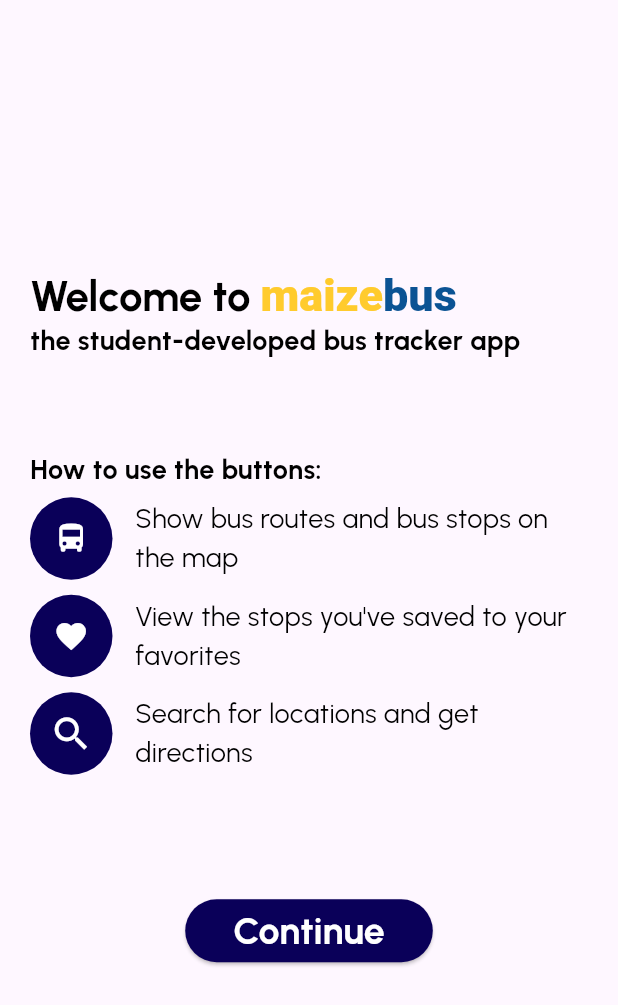
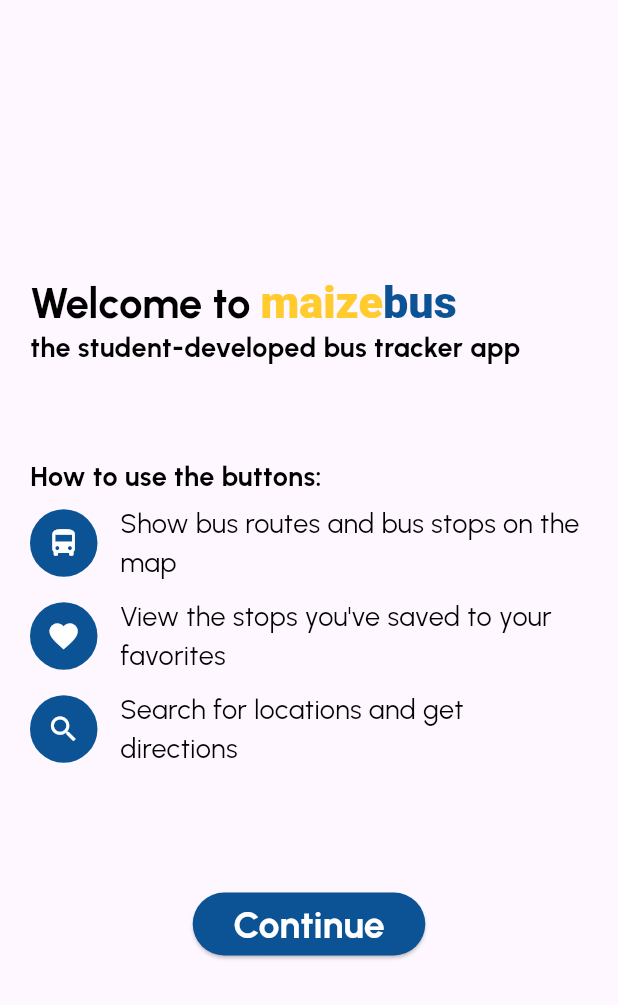
Before and after one commit to mbusdev/bluebus-flutter, a Flutter app: the screen it shows after launch, after a tap on the "directions bus" icon, on a phone screen of 412 x 824 dp. Shown: the top 1005 px of the screen. Run offline on Flutter 3.47's test engine with Material 3 defaults, Android fonts, the phone set to English and light mode, and no system bars; our stand-ins replace flutter_hooks, font_awesome_flutter, geolocator, google_maps_flutter, shared_preferences; missing offline and left inert: flutter_email_sender, haptic_feedback.

```diff
--- a/lib/screens/onboarding_screen.dart
+++ b/lib/screens/onboarding_screen.dart
@@ -31,7 +31,8 @@ class _OnboardingDeciderState extends State<OnboardingDecider> {
 
   Future<void> _checkAccepted() async {
     final prefs = await SharedPreferences.getInstance();
-    final accepted = prefs.getBool('accepted_terms') ?? false;
+    // final accepted = prefs.getBool('accepted_terms') ?? false;
+    final accepted = false;
     setState(() {
       _accepted = accepted;
       _checking = false;
@@ -127,19 +128,20 @@ class _OnboardingScreenState extends State<OnboardingScreen> {
                     Row(
                       children: [
                         SizedBox(
-                          width: 55,
-                          height: 55,
+                          width: 45,
+                          height: 45,
                           child: FittedBox(
                             child: FloatingActionButton(
                               elevation: 0,
                               onPressed: (){},
-                              backgroundColor: maizeBusDarkBlue,
+                              backgroundColor: getColor(context, ColorType.mapButtonPrimary),
                               shape: RoundedRectangleBorder(
                                 borderRadius: BorderRadius.circular(56),
                               ),
-                              child: const Icon(
+                              child: Icon(
                                 Icons.directions_bus,
-                                color: Colors.white,
+                                color: getColor(context, ColorType.primary),
+                                size: 28
                               ),
                             ),
                           ),
@@ -160,19 +162,20 @@ class _OnboardingScreenState extends State<OnboardingScreen> {
                     Row(
                       children: [
                         SizedBox(
-                          width: 55,
-                          height: 55,
+                          width: 45,
+                          height: 45,
                           child: FittedBox(
                             child: FloatingActionButton(
                               elevation: 0,
                               onPressed: (){},
-                              backgroundColor: maizeBusDarkBlue,
+                              backgroundColor: getColor(context, ColorType.mapButtonPrimary),
                               shape: RoundedRectangleBorder(
                                 borderRadius: BorderRadius.circular(56),
                               ),
-                              child: const Icon(
+                              child: Icon(
                                 Icons.favorite,
-                                color: Colors.white,
+                                color: getColor(context, ColorType.primary),
+                                size: 28
                               ),
                             ),
                           ),
@@ -193,20 +196,20 @@ class _OnboardingScreenState extends State<OnboardingScreen> {
                     Row(
                       children: [
                         SizedBox(
-                          width: 55,
-                          height: 55,
+                          width: 45,
+                          height: 45,
                           child: FittedBox(
                             child: FloatingActionButton(
                               elevation: 0,
                               onPressed: (){},
-                              backgroundColor: maizeBusDarkBlue,
+                              backgroundColor: getColor(context, ColorType.mapButtonPrimary),
                               shape: RoundedRectangleBorder(
                                 borderRadius: BorderRadius.circular(56),
                               ),
-                              child: const Icon(
+                              child: Icon(
                                 Icons.search_sharp,
-                                size: 30,
-                                color: Colors.white,
+                                color: getColor(context, ColorType.primary),
+                                size: 28
                               ),
                             ),
                           ),
@@ -231,11 +234,11 @@ class _OnboardingScreenState extends State<OnboardingScreen> {
                           curve: Curves.easeInOut,
                         ),
                         style: ElevatedButton.styleFrom(
-                          backgroundColor: maizeBusDarkBlue, // Sets the background color for all states
+                          backgroundColor: getColor(context, ColorType.mapButtonPrimary), // Sets the background color for all states
                           foregroundColor: Colors.white, // Sets the text/icon color
                         ),
                         child: Padding(
-                          padding: const EdgeInsets.symmetric(vertical: 3, horizontal: 8),
+                          padding: const EdgeInsets.symmetric(vertical: 3, horizontal: 3),
                           child: const Text(
                             'Continue',
                             style: TextStyle(fontSize: 25, fontWeight: FontWeight.w700),
@@ -314,7 +317,7 @@ class _OnboardingScreenState extends State<OnboardingScreen> {
                       fillColor: WidgetStateProperty.resolveWith<Color>((Set<WidgetState> states) {
                         if (states.contains(WidgetState.selected)) {
                           // The color when the checkbox is checked.
-                          return maizeBusDarkBlue;
+                          return getColor(context, ColorType.mapButtonPrimary);
                         }
                         // The color when the checkbox is unchecked.
                         return Colors.grey;
@@ -334,7 +337,7 @@ class _OnboardingScreenState extends State<OnboardingScreen> {
                     children: [
                       ElevatedButton(
                         style: ElevatedButton.styleFrom(
-                          backgroundColor: maizeBusDarkBlue, // Sets the background color for all states
+                          backgroundColor: getColor(context, ColorType.mapButtonPrimary), // Sets the background color for all states
                           foregroundColor: Colors.white, // Sets the text/icon color
                         ),
                         onPressed: _agreeChecked
```
Also changed, not shown: lib/screens/settings.dart (+40 -1 lines), lib/widgets/building_sheet.dart (+4 -4 lines), lib/widgets/route_selector_modal.dart (+7 -7 lines).
